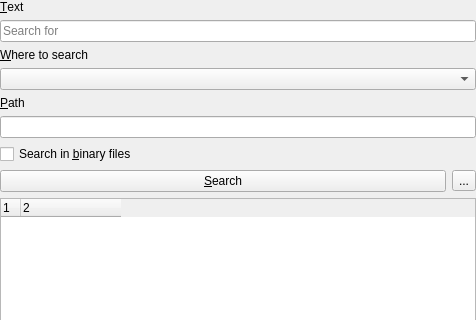
Qt form src/plugins/ProjectManager/ProjectSearchGUI.ui (diegoiast/qtedit4) before a commit; both pictures show x 0 to 476 and y 0 to 320 of the 476 by 609 pixel window.
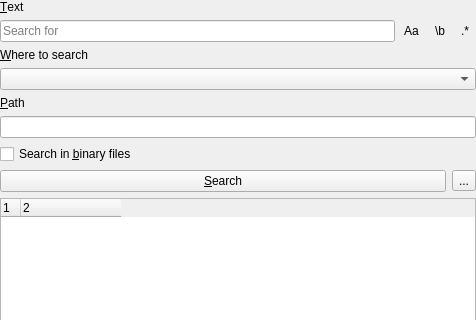
The same form after that commit. Icons and pictures are not drawn. Custom widgets are drawn as their Qt base class.

Commit message:
ProjectSearch: new options - case (in)sensitive, regex, whole words
When searching for text inside files, we have new options: search for
whole words, regex, or case insensitive.

closes https://gitlab.com/codepointer/codepointer/-/issues/5

Patch:
```diff
--- a/src/plugins/ProjectManager/ProjectSearchGUI.ui
+++ b/src/plugins/ProjectManager/ProjectSearchGUI.ui
@@ -132,13 +132,6 @@
      </property>
     </widget>
    </item>
-   <item row="6" column="0" colspan="2">
-    <widget class="QCheckBox" name="searchInBinaryFiles">
-     <property name="text">
-      <string>Search in &amp;binary files</string>
-     </property>
-    </widget>
-   </item>
    <item row="2" column="0" colspan="2">
     <widget class="QLabel" name="label_4">
      <property name="text">
@@ -150,9 +143,71 @@
     </widget>
    </item>
    <item row="1" column="0" colspan="2">
-    <widget class="QLineEdit" name="searchFor">
-     <property name="placeholderText">
-      <string>Search for</string>
+    <layout class="QHBoxLayout" name="searchLayout">
+     <property name="spacing">
+      <number>2</number>
+     </property>
+     <item>
+      <widget class="QLineEdit" name="searchFor">
+       <property name="placeholderText">
+        <string>Search for</string>
+       </property>
+      </widget>
+     </item>
+     <item>
+      <widget class="QToolButton" name="caseSensitiveBtn">
+       <property name="toolTip">
+        <string>Case Sensitive</string>
+       </property>
+       <property name="text">
+        <string>Aa</string>
+       </property>
+       <property name="checkable">
+        <bool>true</bool>
+       </property>
+       <property name="autoRaise">
+        <bool>true</bool>
+       </property>
+      </widget>
+     </item>
+     <item>
+      <widget class="QToolButton" name="wholeWordBtn">
+       <property name="toolTip">
+        <string>Whole Word</string>
+       </property>
+       <property name="text">
+        <string>\b</string>
+       </property>
+       <property name="checkable">
+        <bool>true</bool>
+       </property>
+       <property name="autoRaise">
+        <bool>true</bool>
+       </property>
+      </widget>
+     </item>
+     <item>
+      <widget class="QToolButton" name="regexBtn">
+       <property name="toolTip">
+        <string>Regular Expression</string>
+       </property>
+       <property name="text">
+        <string>.*</string>
+       </property>
+       <property name="checkable">
+        <bool>true</bool>
+       </property>
+       <property name="autoRaise">
+        <bool>true</bool>
+       </property>
+      </widget>
+     </item>
+    </layout>
+   </item>
+   <item row="6" column="0" colspan="2">
+    <widget class="QCheckBox" name="searchInBinaryFiles">
+     <property name="text">
+      <string>Search in &amp;binary files</string>
      </property>
     </widget>
    </item>
```
The commit also changes 4 other files.
